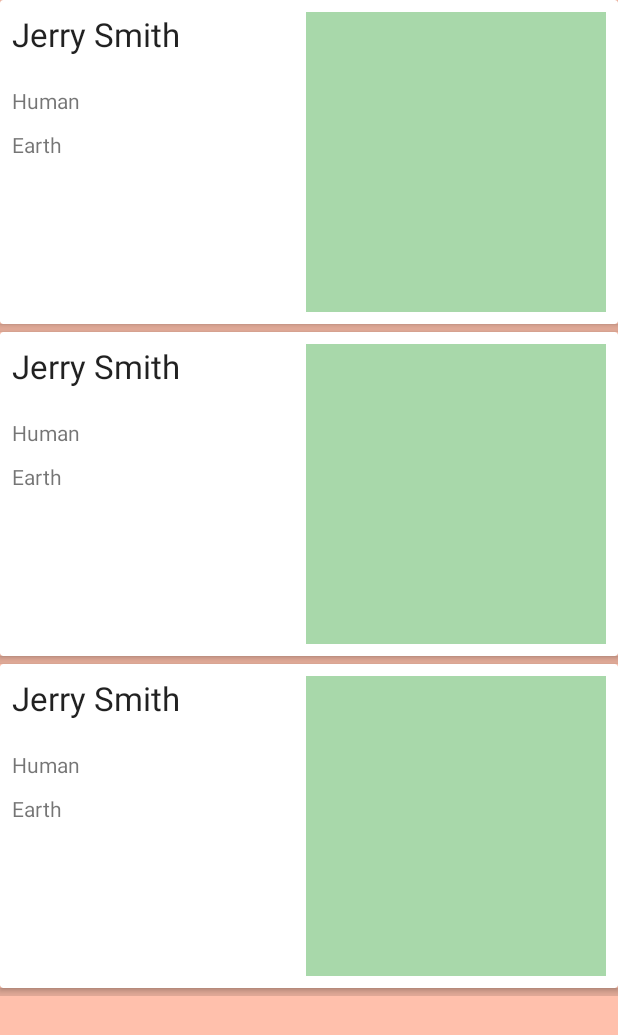
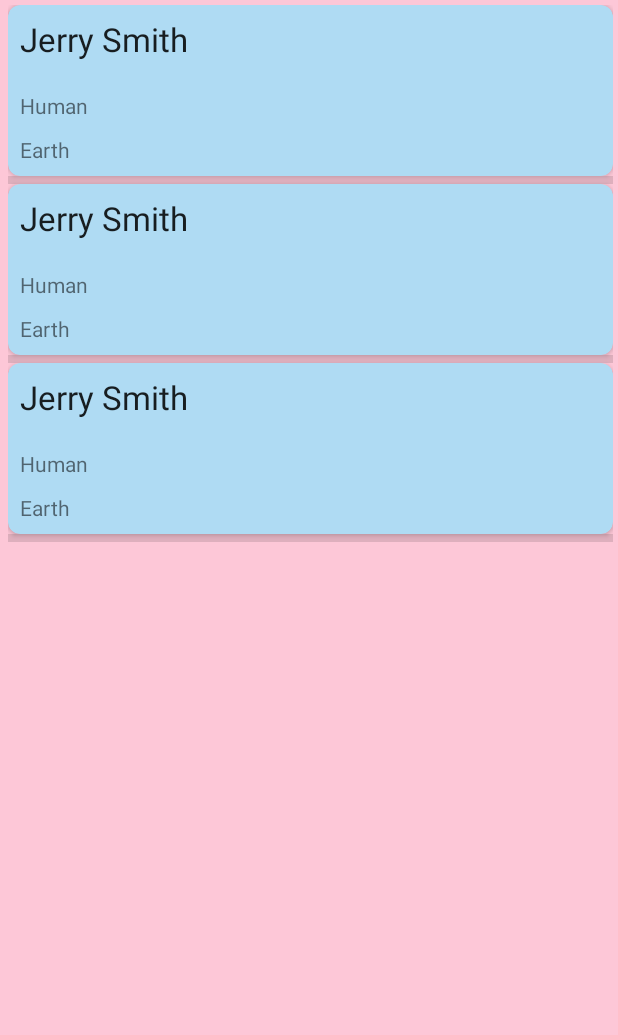
Before and after one commit to DervisMehmed/BlimBlam, an Android app: the layout fragment_characters.xml on its own in the app's theme, with its tools: preview values and no code run, on a phone screen of 412 x 824 dp. Shown: the top 1035 px of the screen. Run offline under Robolectric (Android 15) with nearby library versions, the phone set to English and light mode, and no system bars.

Commit message:
UI
Cardview added

```diff
--- a/app/src/main/java/com/example/blimblam/ui/characters/CharacterFragment.kt
+++ b/app/src/main/java/com/example/blimblam/ui/characters/CharacterFragment.kt
@@ -18,9 +18,10 @@ import java.io.Serializable
 
 class CharacterFragment : Fragment() {
     private lateinit var characterViewModel: CharacterViewModel
-    private lateinit var listViewAdapter: ArrayAdapter<*>
+    private lateinit var listViewAdapter: CharacterAdapter
     private lateinit var charView: ListView
     private lateinit var root: View
+
     private lateinit var loadedData: MutableLiveData<List<Character>>
 
     override fun onCreateView(
@@ -36,8 +37,7 @@ class CharacterFragment : Fragment() {
 
         loadedData.observe(viewLifecycleOwner, Observer {
             listViewAdapter = activity?.let { it1 ->
-                ArrayAdapter(it1.applicationContext,
-                        android.R.layout.simple_list_item_1, it)
+                CharacterAdapter(it1.applicationContext, it)
             }!!
             charView.adapter = listViewAdapter
         })
--- a/app/src/main/res/layout/character_cardview.xml
+++ b/app/src/main/res/layout/character_cardview.xml
@@ -1,11 +1,15 @@
 <?xml version="1.0" encoding="utf-8"?>
-<androidx.cardview.widget.CardView
-    xmlns:android="http://schemas.android.com/apk/res/android"
+<androidx.cardview.widget.CardView xmlns:android="http://schemas.android.com/apk/res/android"
+    xmlns:app="http://schemas.android.com/apk/res-auto"
     android:layout_width="match_parent"
     android:layout_height="wrap_content"
+    android:layout_marginStart="8dp"
+    android:layout_marginTop="8dp"
     android:layout_marginEnd="8dp"
-    android:layout_marginStart="8dp"
-    android:layout_marginTop="8dp">
+    android:paddingLeft="5dp"
+    android:paddingRight="5dp"
+    app:cardBackgroundColor="#AFDBF3"
+    app:cardCornerRadius="8dp">
 
     <RelativeLayout
         android:layout_width="wrap_content"
@@ -18,7 +22,7 @@
             android:layout_height="wrap_content"
             android:layout_alignParentStart="true"
             android:text="Jerry Smith"
-            android:textAppearance="@style/TextAppearance.AppCompat.Large"/>
+            android:textAppearance="@style/TextAppearance.AppCompat.Large" />
 
         <TextView
             android:id="@+id/character_status"
@@ -27,7 +31,7 @@
             android:layout_below="@+id/character_name"
             android:layout_alignParentStart="true"
             android:layout_marginTop="20dp"
-            android:text="Human"/>
+            android:text="Human" />
 
         <TextView
             android:id="@+id/character_origin"
@@ -36,7 +40,7 @@
             android:layout_below="@+id/character_status"
             android:layout_alignParentStart="true"
             android:layout_marginTop="10dp"
-            android:text="Earth"/>
+            android:text="Earth" />
 
         <ImageView
             android:id="@+id/character_pic"
@@ -44,10 +48,8 @@
             android:layout_height="wrap_content"
             android:layout_alignParentEnd="true"
             android:background="#7C4CAF50"
-            android:contentDescription="Profile Picture Here"
-            android:minWidth="300px"
-            android:minHeight="300px" />
+            android:contentDescription="@string/profile_picture_here" />
 
-        </RelativeLayout>
+    </RelativeLayout>
 
 </androidx.cardview.widget.CardView>
--- a/app/src/main/res/layout/fragment_characters.xml
+++ b/app/src/main/res/layout/fragment_characters.xml
@@ -10,13 +10,17 @@
         android:id="@+id/characterListView"
         android:layout_width="match_parent"
         android:layout_height="match_parent"
-        android:background="#A6FF9E80"
+        android:background="#FDC7D7"
 
         android:dividerHeight="5dp"
-        tools:listitem="@layout/character_cardview"
+        android:paddingLeft="5dp"
 
+        android:paddingTop="3dp"
+        android:paddingEnd="3dp"
+        android:paddingRight="5dp"
         app:layout_constraintBottom_toBottomOf="parent"
         app:layout_constraintEnd_toEndOf="parent"
         app:layout_constraintStart_toStartOf="parent"
-        app:layout_constraintTop_toTopOf="parent" />
+        app:layout_constraintTop_toTopOf="parent"
+        tools:listitem="@layout/character_cardview" />
 </androidx.constraintlayout.widget.ConstraintLayout>
--- /dev/null
+++ b/app/src/main/res/values-night/strings.xml
@@ -0,0 +1,4 @@
+<?xml version="1.0" encoding="utf-8"?>
+<resources>
+    <string name="profile_picture_here">Profile Picture Here</string>
+</resources>
--- a/app/src/main/res/values/strings.xml
+++ b/app/src/main/res/values/strings.xml
@@ -3,4 +3,5 @@
     <string name="title_episodes">Episodes</string>
     <string name="title_characters">Characters</string>
     <string name="title_locations">Locations</string>
+    <string name="profile_picture_here">Profile Picture Here</string>
 </resources>
--- a/app/src/main/res/values/themes.xml
+++ b/app/src/main/res/values/themes.xml
@@ -12,5 +12,6 @@
         <!-- Status bar color. -->
         <item name="android:statusBarColor" tools:targetApi="l">?attr/colorPrimaryVariant</item>
         <!-- Customize your theme here. -->
+
     </style>
 </resources>
```
Also changed, not shown: app/src/main/java/com/example/blimblam/ui/characters/CharacterAdapter.kt (+23 -30 lines).
